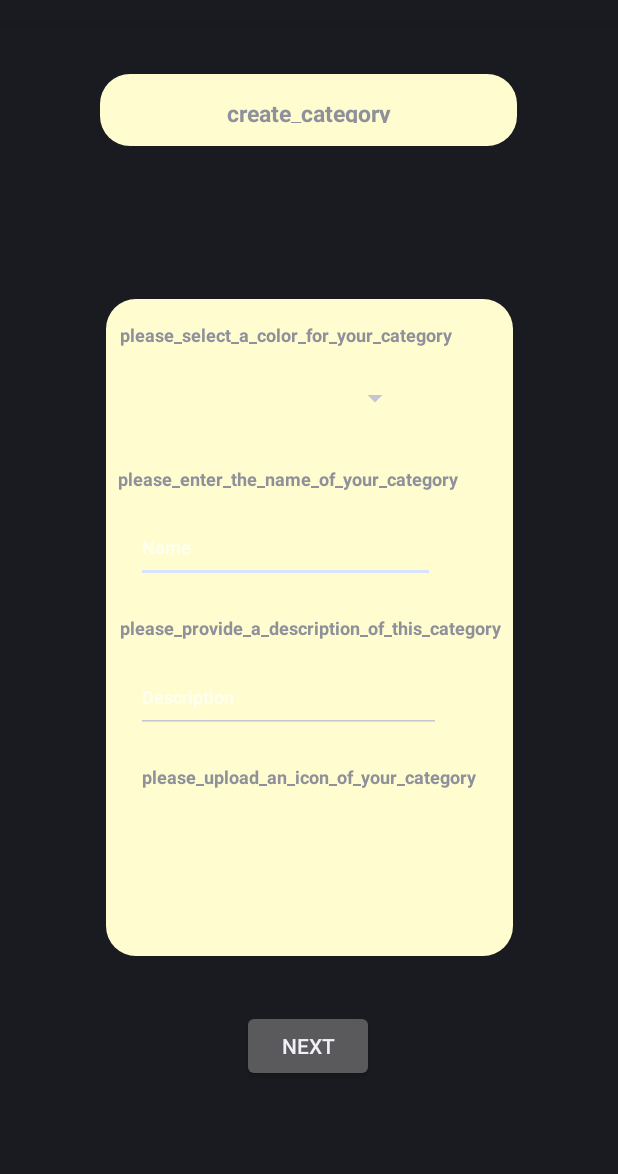
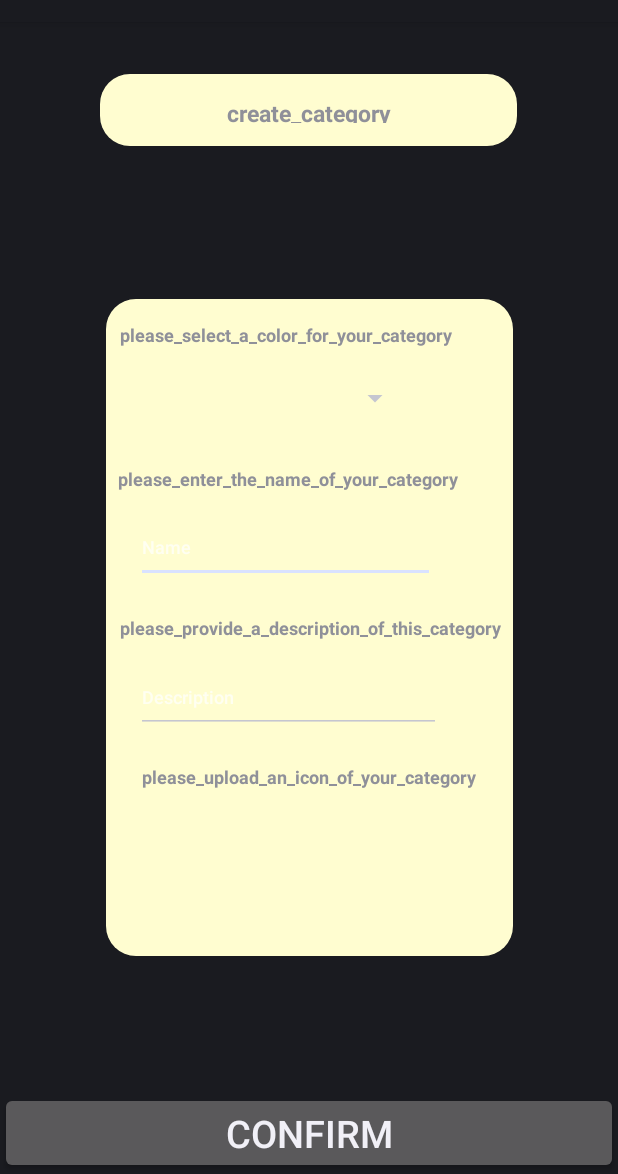
Before and after one commit to Arvauss/OPSC7311-POE, an Android app: the layout category_ui_page.xml on its own in the app's theme, with its tools: preview values and no code run, on a phone screen of 412 x 824 dp, the part 62-1236 px from its top. Run offline under Robolectric (Android 15) with nearby library versions, the phone set to English and light mode, and no system bars.

Commit message:
UI changes

```diff
--- a/app/src/main/res/layout/category_ui_page.xml
+++ b/app/src/main/res/layout/category_ui_page.xml
@@ -164,18 +164,14 @@
         app:layout_constraintVertical_bias="0.048" />
 
     <Button
-        android:id="@+id/button"
-        android:layout_width="wrap_content"
+        android:id="@+id/CategoryConfirm"
+        android:layout_width="match_parent"
         android:layout_height="wrap_content"
-        android:onClick="MainActivity2"
-        android:text="Next"
-        app:layout_constraintBottom_toBottomOf="parent"
-        app:layout_constraintEnd_toEndOf="parent"
-        app:layout_constraintHorizontal_bias="0.498"
-        app:layout_constraintLeft_toLeftOf="parent"
-        app:layout_constraintRight_toRightOf="parent"
-        app:layout_constraintStart_toStartOf="parent"
-        app:layout_constraintTop_toTopOf="parent"
-        app:layout_constraintVertical_bias="0.915" />
+        android:layout_weight="1"
+        android:text="CONFIRM"
+        android:textSize="25sp"
+        tools:layout_editor_absoluteX="0dp"
+        tools:layout_editor_absoluteY="546dp"
+        app:layout_constraintBottom_toBottomOf="parent"/>
 
 </androidx.constraintlayout.widget.ConstraintLayout>
```
Also changed, not shown: app/src/main/java/ST10119385/ChloeMoodley/Category_Page.java (+7 -7 lines), app/src/main/res/layout/item_list_page.xml (+94 -26 lines), app/src/main/res/layout/item_list_template.xml (+16 -4 lines).
